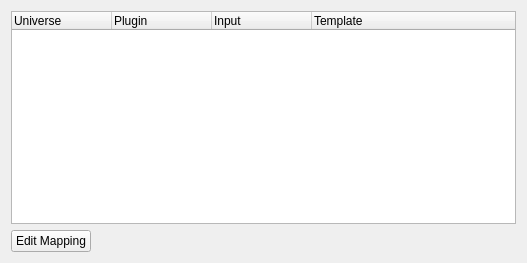
This is main/inputmanager.ui in Andersbakken/qlc as Qt 5 draws it before an edit. The edited form follows.
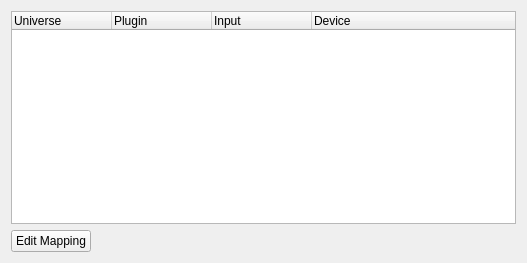
This is the edited form.

Commit message: Renamed InputTemplate* to InputDevice

```diff
--- a/main/inputmanager.ui
+++ b/main/inputmanager.ui
@@ -44,7 +44,7 @@
      </column>
      <column>
       <property name="text" >
-       <string>Template</string>
+       <string>Device</string>
       </property>
      </column>
     </widget>
```
The commit also changes 22 other files.
